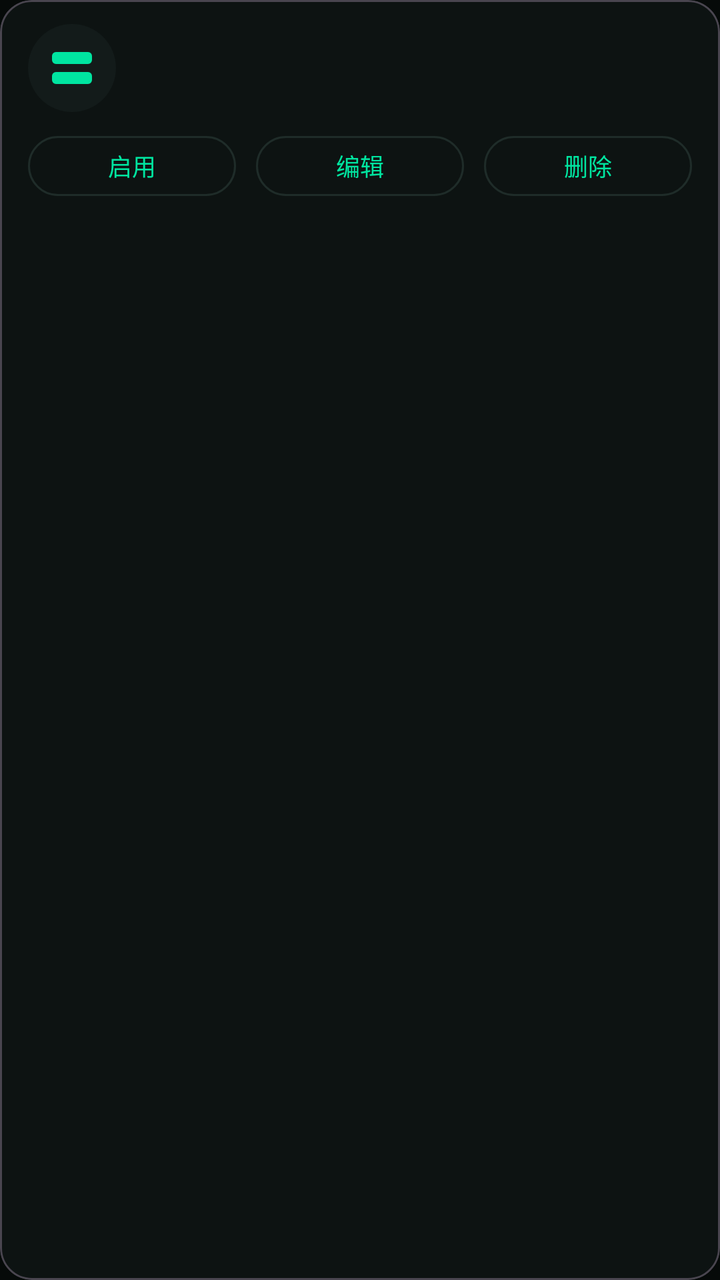
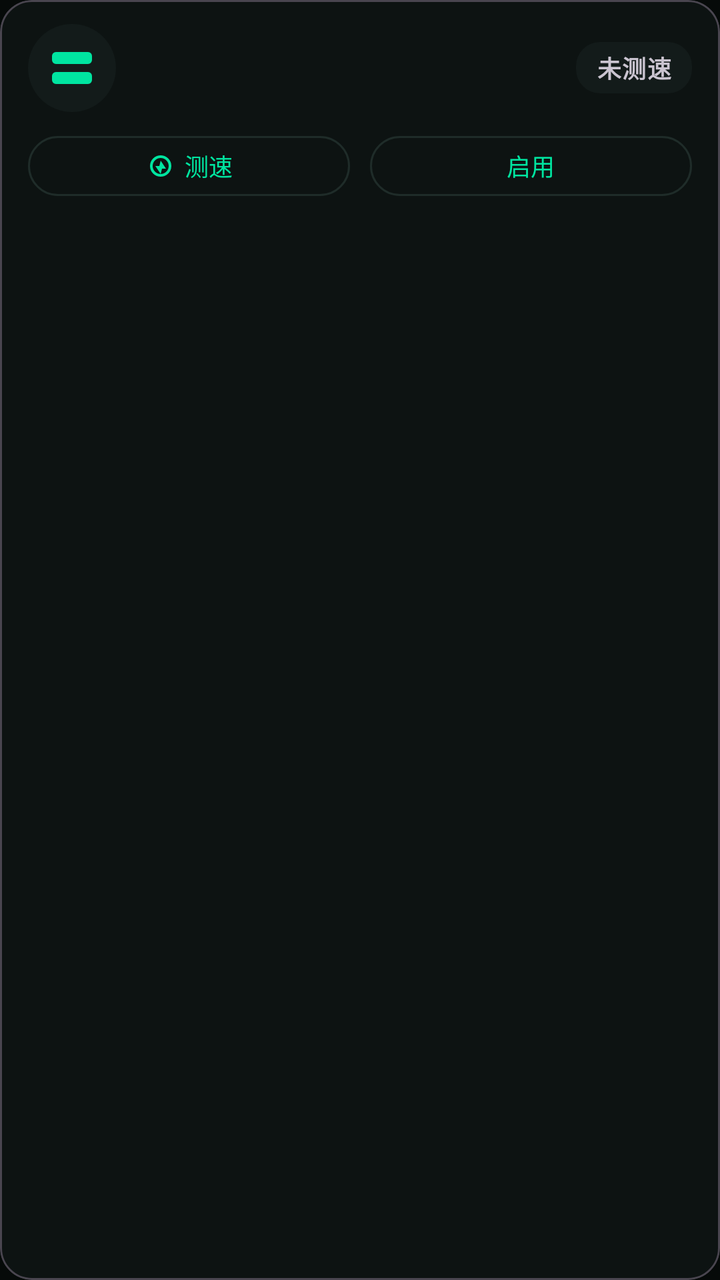

Before-and-after screenshots of an Android layout around one commit, followed by the original layout XML and the change that was made.
<!-- AndroidManifest.xml: application theme Theme.TunVPN -->
<!-- res/layout/serverlistitem.xml -->
<?xml version="1.0" encoding="utf-8"?>
<com.google.android.material.card.MaterialCardView
	xmlns:android="http://schemas.android.com/apk/res/android"
	xmlns:app="http://schemas.android.com/apk/res-auto"
	style="@style/Widget.Material3.CardView.Outlined"
	android:layout_width="match_parent"
	android:layout_height="wrap_content"
	app:cardCornerRadius="16dp">
	<LinearLayout
		android:orientation="vertical"
		android:layout_width="match_parent"
		android:layout_height="wrap_content"
		android:paddingLeft="14dp"
		android:paddingRight="14dp"
		android:paddingTop="12dp"
		android:paddingBottom="10dp">
		<LinearLayout
			android:orientation="horizontal"
			android:layout_width="match_parent"
			android:layout_height="wrap_content"
			android:gravity="center_vertical">
			<ImageView
				android:layout_width="44dp"
				android:layout_height="44dp"
				android:background="@drawable/bg_avatar"
				android:contentDescription="@string/section_server"
				android:padding="10dp"
				android:src="@drawable/ic_server"
				android:tint="?attr/colorPrimary"/>
			<LinearLayout
				android:orientation="vertical"
				android:layout_width="0dp"
				android:layout_height="wrap_content"
				android:layout_weight="1"
				android:layout_marginStart="12dp">
				<LinearLayout
					android:orientation="horizontal"
					android:layout_width="match_parent"
					android:layout_height="wrap_content"
					android:gravity="center_vertical">
					<TextView
						android:id="@+id/item_name"
						android:layout_width="0dp"
						android:layout_height="wrap_content"
						android:layout_weight="1"
						android:ellipsize="end"
						android:maxLines="1"
						android:textAppearance="?attr/textAppearanceTitleSmall"
						android:textStyle="bold"/>
					<TextView
						android:id="@+id/item_badge"
						android:layout_width="wrap_content"
						android:layout_height="wrap_content"
						android:layout_marginStart="6dp"
						android:background="@drawable/bg_chip"
						android:paddingLeft="6dp"
						android:paddingRight="6dp"
						android:paddingTop="1dp"
						android:paddingBottom="1dp"
						android:text="@string/server_enabled"
						android:textColor="?attr/colorOnPrimaryContainer"
						android:textSize="10sp"
						android:textStyle="bold"
						android:visibility="gone"/>
				</LinearLayout>
				<TextView
					android:id="@+id/item_detail"
					android:layout_width="match_parent"
					android:layout_height="wrap_content"
					android:layout_marginTop="3dp"
					android:ellipsize="middle"
					android:fontFamily="monospace"
					android:maxLines="1"
					android:textAppearance="?attr/textAppearanceBodySmall"
					android:textColor="?attr/colorOnSurfaceVariant"/>
			</LinearLayout>
		</LinearLayout>
		<LinearLayout
			android:orientation="horizontal"
			android:layout_width="match_parent"
			android:layout_height="wrap_content"
			android:layout_marginTop="8dp">
			<com.google.android.material.button.MaterialButton
				android:id="@+id/item_enable"
				style="?attr/materialButtonOutlinedStyle"
				android:layout_width="0dp"
				android:layout_height="wrap_content"
				android:layout_weight="1"
				android:minHeight="38dp"
				android:text="@string/server_enable"
				android:textSize="12sp"
				app:cornerRadius="19dp"/>
			<com.google.android.material.button.MaterialButton
				android:id="@+id/item_edit"
				style="?attr/materialButtonOutlinedStyle"
				android:layout_width="0dp"
				android:layout_height="wrap_content"
				android:layout_weight="1"
				android:layout_marginStart="10dp"
				android:minHeight="38dp"
				android:text="@string/server_edit"
				android:textSize="12sp"
				app:cornerRadius="19dp"/>
			<com.google.android.material.button.MaterialButton
				android:id="@+id/item_delete"
				style="?attr/materialButtonOutlinedStyle"
				android:layout_width="0dp"
				android:layout_height="wrap_content"
				android:layout_weight="1"
				android:layout_marginStart="10dp"
				android:minHeight="38dp"
				android:text="@string/server_delete"
				android:textSize="12sp"
				app:cornerRadius="19dp"/>
		</LinearLayout>
	</LinearLayout>
</com.google.android.material.card.MaterialCardView>
<!-- resources referenced by this layout -->
<resources>
  <!-- drawable bg_avatar (drawable) -->
  <?xml version="1.0" encoding="utf-8"?>
  <shape xmlns:android="http://schemas.android.com/apk/res/android"
  	android:shape="oval">
  	<solid android:color="?attr/colorSurfaceVariant"/>
  </shape>
  <!-- drawable bg_chip (drawable) -->
  <?xml version="1.0" encoding="utf-8"?>
  <shape xmlns:android="http://schemas.android.com/apk/res/android"
  	android:shape="rectangle">
  	<solid android:color="?attr/colorPrimaryContainer"/>
  	<corners android:radius="6dp"/>
  </shape>
  <!-- drawable ic_server (drawable) -->
  <?xml version="1.0" encoding="utf-8"?>
  <vector xmlns:android="http://schemas.android.com/apk/res/android"
  	android:width="24dp"
  	android:height="24dp"
  	android:viewportWidth="24"
  	android:viewportHeight="24">
  	<path
  		android:fillColor="?attr/colorControlNormal"
  		android:pathData="M4,4h16a2,2 0 0 1 2,2v2a2,2 0 0 1 -2,2H4a2,2 0 0 1 -2,-2V6a2,2 0 0 1 2,-2zM6,6.5h1.5v1.5H6z"/>
  	<path
  		android:fillColor="?attr/colorControlNormal"
  		android:pathData="M4,14h16a2,2 0 0 1 2,2v2a2,2 0 0 1 -2,2H4a2,2 0 0 1 -2,-2v-2a2,2 0 0 1 2,-2zM6,16.5h1.5v1.5H6z"/>
  </vector>
  <string name="section_server">Server</string>
  <string name="server_delete">删除</string>
  <string name="server_edit">编辑</string>
  <string name="server_enable">启用</string>
  <string name="server_enabled">启用中</string>
  <style name="Theme.TunVPN" parent="Theme.Material3.Dark.NoActionBar">
  		<item name="colorPrimary">#00E5A0</item>
  		<item name="colorOnPrimary">#060A09</item>
  		<item name="colorPrimaryContainer">#10261F</item>
  		<item name="colorOnPrimaryContainer">#6CFFD0</item>
  		<item name="colorSecondary">#00E5A0</item>
  		<item name="colorOnSecondary">#060A09</item>
  		<item name="colorSecondaryContainer">#0B2E26</item>
  		<item name="colorOnSecondaryContainer">#6CFFD0</item>
  		<item name="colorError">#FF5C7A</item>
  		<item name="colorOnError">#060A09</item>
  		<item name="colorErrorContainer">#3A1220</item>
  		<item name="colorOnErrorContainer">#FFC2CE</item>
  		<item name="android:colorBackground">#060A09</item>
  		<item name="colorSurface">#0D1312</item>
  		<item name="colorOnSurface">#E4FFF5</item>
  		<item name="colorSurfaceVariant">#131B1A</item>
  		<item name="colorOnSurfaceVariant">#7F9A93</item>
  		<item name="colorSurfaceContainer">#18221F</item>
  		<item name="colorOutline">#1F2C29</item>
  		<item name="android:statusBarColor">@android:color/transparent</item>
  		<item name="android:navigationBarColor">@android:color/transparent</item>
  		<item name="android:windowLightStatusBar">false</item>
  		<item name="android:windowBackground">#060A09</item>
  	</style>
</resources>

<!-- the commit's change to res/layout/serverlistitem.xml (unified diff, before → after) -->
@@ -74,6 +74,23 @@
 					android:textAppearance="?attr/textAppearanceBodySmall"
 					android:textColor="?attr/colorOnSurfaceVariant"/>
 			</LinearLayout>
+			
+			<TextView
+				android:id="@+id/item_status"
+				android:layout_width="wrap_content"
+				android:layout_height="wrap_content"
+				android:layout_marginStart="10dp"
+				android:background="@drawable/bg_pill"
+				android:gravity="center"
+				android:maxLines="1"
+				android:minWidth="58dp"
+				android:paddingLeft="8dp"
+				android:paddingRight="8dp"
+				android:paddingTop="4dp"
+				android:paddingBottom="4dp"
+				android:text="@string/sub_status_untested"
+				android:textAppearance="?attr/textAppearanceLabelMedium"
+				android:textStyle="bold"/>
 		</LinearLayout>
 		<LinearLayout
 			android:orientation="horizontal"
@@ -81,35 +98,28 @@
 			android:layout_height="wrap_content"
 			android:layout_marginTop="8dp">
 			<com.google.android.material.button.MaterialButton
-				android:id="@+id/item_enable"
+				android:id="@+id/item_test"
 				style="?attr/materialButtonOutlinedStyle"
 				android:layout_width="0dp"
 				android:layout_height="wrap_content"
 				android:layout_weight="1"
 				android:minHeight="38dp"
-				android:text="@string/server_enable"
+				android:text="@string/sub_test"
 				android:textSize="12sp"
-				app:cornerRadius="19dp"/>
+				app:cornerRadius="19dp"
+				app:icon="@drawable/ic_speed"
+				app:iconGravity="textStart"
+				app:iconPadding="4dp"
+				app:iconSize="16dp"/>
 			<com.google.android.material.button.MaterialButton
-				android:id="@+id/item_edit"
+				android:id="@+id/item_enable"
 				style="?attr/materialButtonOutlinedStyle"
 				android:layout_width="0dp"
 				android:layout_height="wrap_content"
 				android:layout_weight="1"
 				android:layout_marginStart="10dp"
 				android:minHeight="38dp"
-				android:text="@string/server_edit"
-				android:textSize="12sp"
-				app:cornerRadius="19dp"/>
-			<com.google.android.material.button.MaterialButton
-				android:id="@+id/item_delete"
-				style="?attr/materialButtonOutlinedStyle"
-				android:layout_width="0dp"
-				android:layout_height="wrap_content"
-				android:layout_weight="1"
-				android:layout_marginStart="10dp"
-				android:minHeight="38dp"
-				android:text="@string/server_delete"
+				android:text="@string/server_enable"
 				android:textSize="12sp"
 				app:cornerRadius="19dp"/>
 		</LinearLayout>
<!-- resource entries referenced after the edit -->
@@ -13,6 +13,13 @@
   	<solid android:color="?attr/colorPrimaryContainer"/>
   	<corners android:radius="6dp"/>
   </shape>
+  <!-- drawable bg_pill (drawable) -->
+  <?xml version="1.0" encoding="utf-8"?>
+  <shape xmlns:android="http://schemas.android.com/apk/res/android"
+  	android:shape="rectangle">
+  	<solid android:color="?attr/colorSurfaceVariant"/>
+  	<corners android:radius="12dp"/>
+  </shape>
   <!-- drawable ic_server (drawable) -->
   <?xml version="1.0" encoding="utf-8"?>
   <vector xmlns:android="http://schemas.android.com/apk/res/android"
@@ -27,11 +34,21 @@
   		android:fillColor="?attr/colorControlNormal"
   		android:pathData="M4,14h16a2,2 0 0 1 2,2v2a2,2 0 0 1 -2,2H4a2,2 0 0 1 -2,-2v-2a2,2 0 0 1 2,-2zM6,16.5h1.5v1.5H6z"/>
   </vector>
+  <!-- drawable ic_speed (drawable) -->
+  <vector xmlns:android="http://schemas.android.com/apk/res/android"
+  	android:width="24dp"
+  	android:height="24dp"
+  	android:viewportWidth="24"
+  	android:viewportHeight="24">
+  	<path
+  		android:fillColor="#000000"
+  		android:pathData="M12,4a8,8 0 1,0 0,16 8,8 0 0,0 0,-16zM12,6a6,6 0 1,1 0,12 6,6 0 0,1 0,-12zM12,8l4,6h-3l-1,4 -4,-6h3l1,-4z"/>
+  </vector>
   <string name="section_server">Server</string>
-  <string name="server_delete">删除</string>
-  <string name="server_edit">编辑</string>
   <string name="server_enable">启用</string>
   <string name="server_enabled">启用中</string>
+  <string name="sub_status_untested">未测速</string>
+  <string name="sub_test">测速</string>
   <style name="Theme.TunVPN" parent="Theme.Material3.Dark.NoActionBar">
   		<item name="colorPrimary">#00E5A0</item>
   		<item name="colorOnPrimary">#060A09</item>
